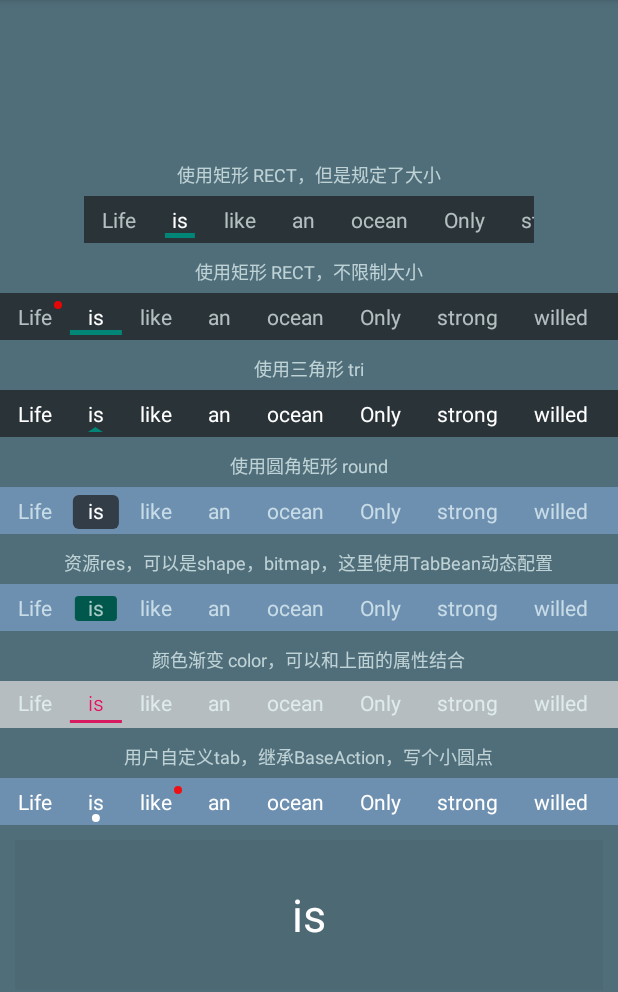
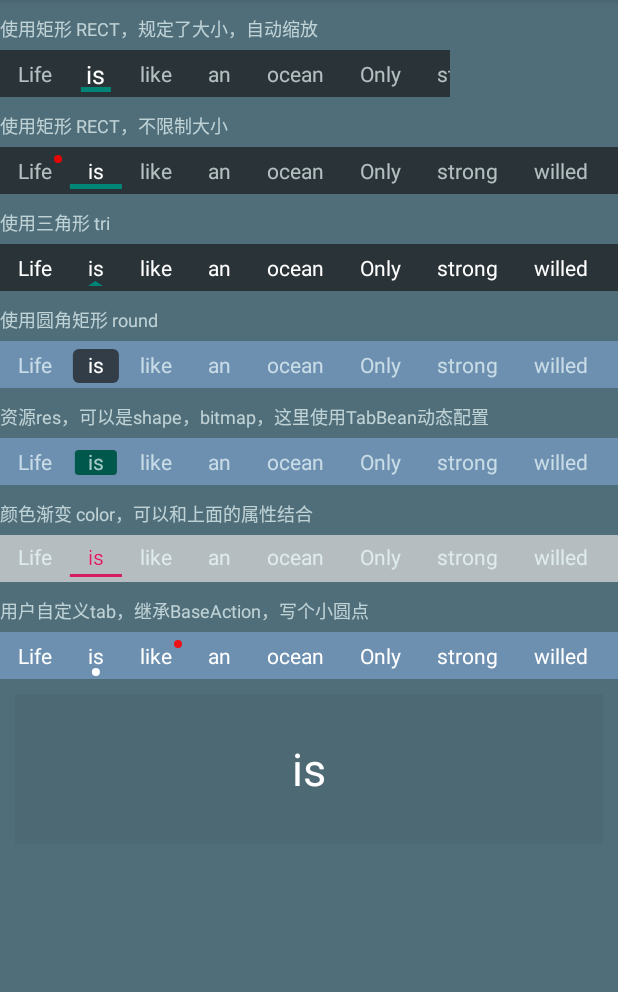
Before and after one commit to LillteZheng/FlowHelper, an Android app: the screen it shows after launch (TabActivity), after a tap on "is", on a phone screen of 412 x 824 dp, the part 84-1076 px from its top. Run offline under Robolectric (Android 15) with nearby library versions, the phone set to English and light mode, and no system bars.

Commit message:
1、增加放大缩小效果

```diff
--- a/app/src/main/res/layout/activity_tab.xml
+++ b/app/src/main/res/layout/activity_tab.xml
@@ -6,7 +6,6 @@
     android:layout_height="match_parent"
     android:orientation="vertical"
     android:background="#506E7A"
-    android:gravity="center"
     tools:context=".activity.TabActivity">
 
 
@@ -16,7 +15,7 @@
         android:textColor="@color/unselect"
         android:layout_marginTop="10dp"
         android:textSize="12sp"
-        android:text="使用矩形 RECT，但是规定了大小"
+        android:text="使用矩形 RECT，规定了大小，自动缩放"
         />
     <com.zhengsr.tablib.view.flow.TabFlowLayout
         android:id="@+id/rectflow"
@@ -28,6 +27,8 @@
         app:tab_width="20dp"
         app:tab_margin_b="3dp"
         android:background="@color/black_ff_bg"
+        app:tab_scale_factor="1.2"
+        app:tab_item_autoScale="true"
         android:layout_height="wrap_content"/>
     <TextView
         android:layout_width="wrap_content"
--- a/app/src/main/res/layout/activity_tab_no_view_pager.xml
+++ b/app/src/main/res/layout/activity_tab_no_view_pager.xml
@@ -23,6 +23,8 @@
         app:tab_height="3dp"
         app:tab_width="20dp"
         app:tab_margin_b="3dp"
+        app:tab_item_autoScale="true"
+        app:tab_scale_factor="1.2"
         android:layout_height="wrap_content"/>
 
     <com.zhengsr.tablib.view.flow.TabFlowLayout
@@ -86,6 +88,8 @@
         android:paddingTop="2dp"
         android:paddingBottom="2dp"
         app:tab_click_animTime="250"
+        app:tab_item_autoScale="true"
+        app:tab_scale_factor="1.2"
         android:layout_height="wrap_content"/>
 
 
--- a/tablib/src/main/java/com/zhengsr/tablib/view/action/BaseAction.java
+++ b/tablib/src/main/java/com/zhengsr/tablib/view/action/BaseAction.java
@@ -9,10 +9,12 @@ import android.content.res.TypedArray;
 import android.graphics.Canvas;
 import android.graphics.Color;
 import android.graphics.Paint;
+import android.graphics.Path;
 import android.graphics.RectF;
 import android.support.v4.view.ViewPager;
 import android.util.Log;
 import android.view.View;
+import android.view.ViewGroup;
 import android.view.animation.LinearInterpolator;
 import android.widget.TextView;
 
@@ -60,6 +62,8 @@ public abstract class BaseAction implements ViewPager.OnPageChangeListener {
     protected int mTabWidth = -1;
     protected int mTabHeight = -1;
     protected int mAnimTime;
+    protected boolean mIsAutoScale = false;
+    protected float mScaleFactor;
 
 
     public BaseAction() {
@@ -87,6 +91,14 @@ public abstract class BaseAction implements ViewPager.OnPageChangeListener {
                     if (textView instanceof ColorTextView) {
                         textView.setTextColor(((ColorTextView) textView).getChangeColor());
                     }
+                }
+                if (mIsAutoScale && mScaleFactor >1) {
+                    child.animate()
+                            .scaleX(mScaleFactor)
+                            .scaleY(mScaleFactor)
+                            .setDuration(mAnimTime)
+                            .setInterpolator(new LinearInterpolator())
+                            .start();
                 }
             }
         }
@@ -120,7 +132,7 @@ public abstract class BaseAction implements ViewPager.OnPageChangeListener {
     public void onItemClick(int lastIndex, int curIndex) {
         mCurrentIndex = curIndex;
         mLastIndex = lastIndex;
-
+        autoScaleView();
         if (mViewPager == null) {
             doAnim(lastIndex, curIndex);
         } else {
@@ -159,6 +171,9 @@ public abstract class BaseAction implements ViewPager.OnPageChangeListener {
          * positionOffset 当前页面移动的百分比
          * positionOffsetPixels 当前页面移动的像素
          */
+
+
+
         if (mParentView != null) {
             View curView = mParentView.getChildAt(position);
             float offset = curView.getMeasuredWidth() * positionOffset;
@@ -167,6 +182,15 @@ public abstract class BaseAction implements ViewPager.OnPageChangeListener {
                 if (position < mParentView.getChildCount() - 1) {
                     //要偏移的view
                     final View transView = mParentView.getChildAt(position + 1);
+                    if (Math.abs(mCurrentIndex - mLastIndex) == 1) {
+                        if (mIsAutoScale && mScaleFactor > 0) {
+                            float factor = mScaleFactor % 1;
+                            float transScale = 1 + factor * positionOffset;
+                            float curScale = 1 + factor * (1 - positionOffset);
+                            transView.animate().scaleX(transScale).scaleY(transScale).setDuration(0).start();
+                            curView.animate().scaleX(curScale).scaleY(curScale).setDuration(0).start();
+                        }
+                    }
 
                     //左边偏移量
                     float left = curView.getLeft() + positionOffset * (transView.getLeft() - curView.getLeft());
@@ -250,8 +274,28 @@ public abstract class BaseAction implements ViewPager.OnPageChangeListener {
                 clearColorText();
             }
         }
+
     }
 
+
+    private void autoScaleView(){
+        if (mIsAutoScale && mScaleFactor > 1){
+            View lastView = mParentView.getChildAt(mLastIndex);
+            View curView = mParentView.getChildAt(mCurrentIndex);
+            lastView.animate()
+                    .scaleX(1)
+                    .scaleY(1)
+                    .setDuration(mAnimTime)
+                    .setInterpolator(new LinearInterpolator())
+                    .start();
+            curView.animate()
+                    .scaleX(mScaleFactor)
+                    .scaleY(mScaleFactor)
+                    .setDuration(mAnimTime)
+                    .setInterpolator(new LinearInterpolator())
+                    .start();
+        }
+    }
 
     /**
      * 执行点击移动动画
@@ -268,7 +312,6 @@ public abstract class BaseAction implements ViewPager.OnPageChangeListener {
         if (mParentView != null) {
             final View curView = mParentView.getChildAt(curIndex);
             final View lastView = mParentView.getChildAt(lastIndex);
-
             TabValue lastValue = getValue(lastView);
             TabValue curValue = getValue(curView);
             if (mTabWidth != -1) {
@@ -379,6 +422,8 @@ public abstract class BaseAction implements ViewPager.OnPageChangeListener {
         mMarginRight = ta.getDimensionPixelSize(R.styleable.TabFlowLayout_tab_margin_r, 0);
         mMarginBottom = ta.getDimensionPixelSize(R.styleable.TabFlowLayout_tab_margin_b, 0);
         mAnimTime = ta.getInteger(R.styleable.TabFlowLayout_tab_click_animTime, 300);
+        mIsAutoScale = ta.getBoolean(R.styleable.TabFlowLayout_tab_item_autoScale,false);
+        mScaleFactor = ta.getFloat(R.styleable.TabFlowLayout_tab_scale_factor,1);
     }
 
     /**
--- a/tablib/src/main/java/com/zhengsr/tablib/view/flow/TabFlowLayout.java
+++ b/tablib/src/main/java/com/zhengsr/tablib/view/flow/TabFlowLayout.java
@@ -392,15 +392,17 @@ public class TabFlowLayout extends ScrollFlowLayout {
         if (isCanMove()) {
             //超过中间了，让父控件也跟着移动
             int scrollX = view.getLeft();
+            int dx;
             if (scrollX > mWidth / 2 - getPaddingLeft()) {
                 scrollX -= mWidth / 2 - getPaddingLeft();
                 //有边界提醒
                 if (scrollX < mRightBound - mWidth) {
-                    int dx = scrollX - mLastScrollX;
+                     dx = scrollX - mLastScrollX;
                     mScroller.startScroll(getScrollX(), 0, dx, 0);
                     mLastScrollX = scrollX;
+                    Log.d(TAG, "zsr - updateScroll r: "+dx+" "+mLastScrollX+" "+scrollX);
                 } else {
-                    int dx = mRightBound - mWidth - getScrollX();
+                    dx = mRightBound - mWidth - getScrollX();
                     if (getScrollX() >= mRightBound - mWidth) {
                         dx = 0;
                     }
@@ -408,7 +410,8 @@ public class TabFlowLayout extends ScrollFlowLayout {
                     mLastScrollX = mRightBound - mWidth - dx;
                 }
             } else {
-                scrollTo(0, 0);
+                dx = - scrollX;
+                mScroller.startScroll(getScrollX(),0,dx,0);
                 mLastScrollX = 0;
             }
         }
--- a/tablib/src/main/res/values/attrs.xml
+++ b/tablib/src/main/res/values/attrs.xml
@@ -18,6 +18,8 @@
         <attr name="tab_margin_b" format="dimension"/>
         <attr name="tab_click_animTime" format="integer"/>
         <attr name="tab_item_res" format="reference"/>
+        <attr name="tab_item_autoScale" format="boolean"/>
+        <attr name="tab_scale_factor" format="float"/>
     </declare-styleable>
 
 
```
Also changed, not shown: 4 other files.
